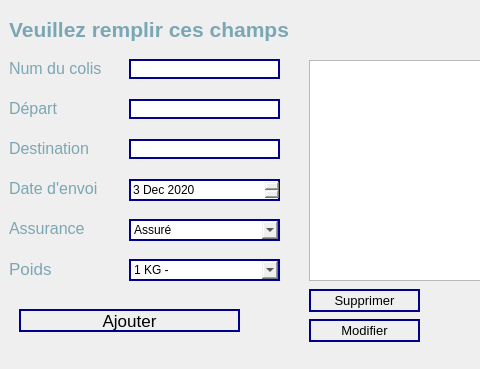
First picture: the form in mainwindow.ui, repository BedouiMehdi/S.A.D, before the edit; both pictures show x 0 to 480 and y 0 to 369 of the 925 by 369 pixel window.
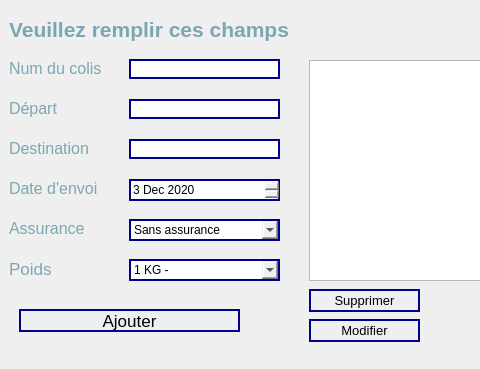
Second picture: the form after the edit. The open tabs and pages were chosen to show the change. Icons and pictures are not drawn.

Diff of the .ui file:
```diff
--- a/mainwindow.ui
+++ b/mainwindow.ui
@@ -251,7 +251,7 @@
       </property>
       <item>
        <property name="text">
-        <string>Assuré</string>
+        <string>Sans assurance</string>
        </property>
       </item>
       <item>
```
Left out of the diff: 36 changed lines with no effect on the pictures.
